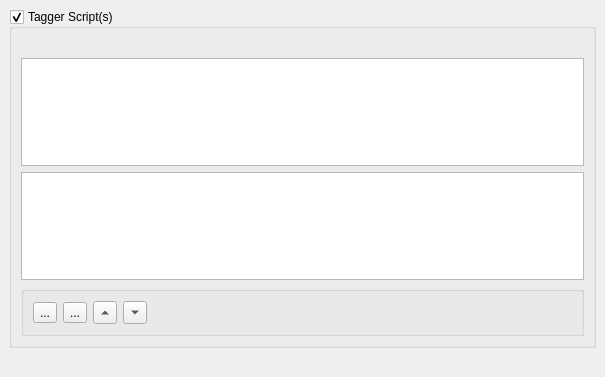
Old version of the form ui/options_script.ui in the repository metabrainz/picard.
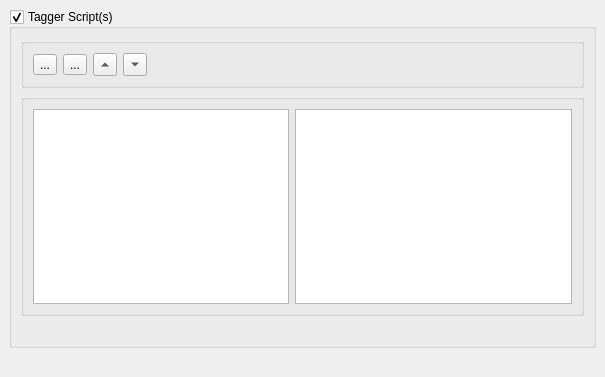
New version of the form.

Commit message: change basic layout of multitagger

Diff of the .ui file:
```diff
--- a/ui/options_script.ui
+++ b/ui/options_script.ui
@@ -26,22 +26,6 @@
       <bool>true</bool>
      </property>
      <layout class="QVBoxLayout" name="verticalLayout">
-      <item>
-       <widget class="QLabel" name="script_error">
-        <property name="text">
-         <string/>
-        </property>
-        <property name="alignment">
-         <set>Qt::AlignCenter</set>
-        </property>
-       </widget>
-      </item>
-      <item>
-       <widget class="QListWidget" name="script_list"/>
-      </item>
-      <item>
-       <widget class="QTextEdit" name="tagger_script"/>
-      </item>
       <item>
        <widget class="QGroupBox" name="script_tools">
         <property name="title">
@@ -119,6 +103,38 @@
         </layout>
        </widget>
       </item>
+      <item>
+       <widget class="QGroupBox" name="groupBox">
+        <property name="title">
+         <string/>
+        </property>
+        <layout class="QGridLayout" name="gridLayout">
+         <item row="0" column="0">
+          <widget class="QListWidget" name="script_list">
+           <property name="sizePolicy">
+            <sizepolicy hsizetype="Fixed" vsizetype="Expanding">
+             <horstretch>0</horstretch>
+             <verstretch>0</verstretch>
+            </sizepolicy>
+           </property>
+          </widget>
+         </item>
+         <item row="0" column="1">
+          <widget class="QTextEdit" name="tagger_script"/>
+         </item>
+        </layout>
+       </widget>
+      </item>
+      <item>
+       <widget class="QLabel" name="script_error">
+        <property name="text">
+         <string/>
+        </property>
+        <property name="alignment">
+         <set>Qt::AlignCenter</set>
+        </property>
+       </widget>
+      </item>
      </layout>
     </widget>
    </item>
```
The commit also changes 1 other file.
